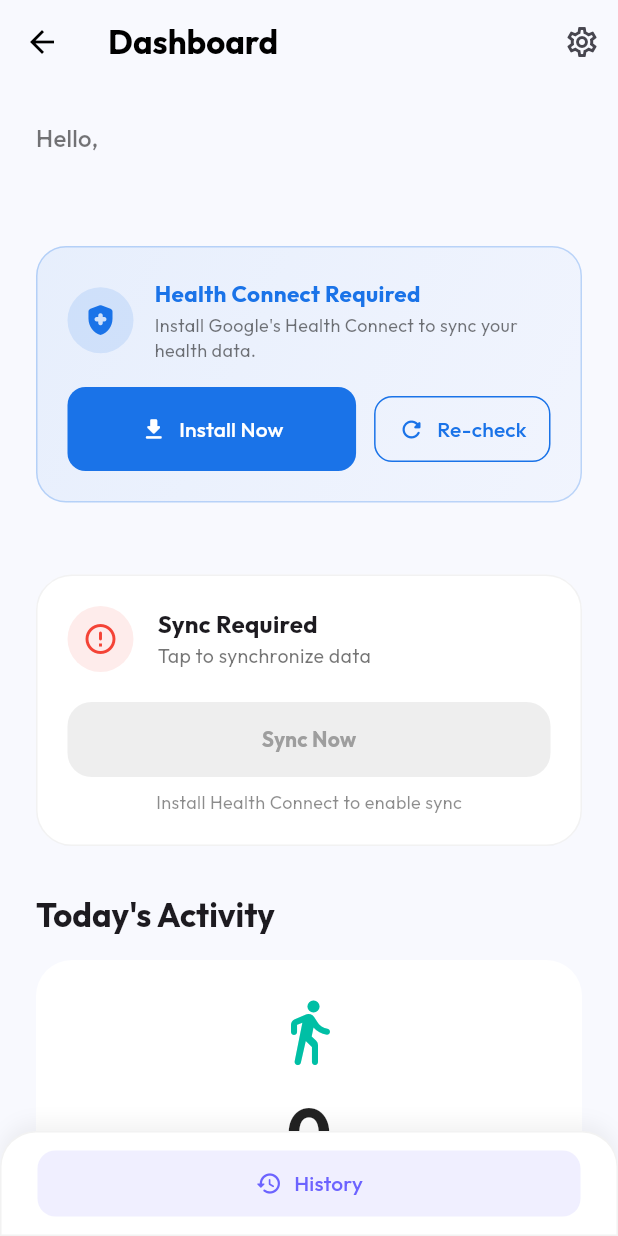
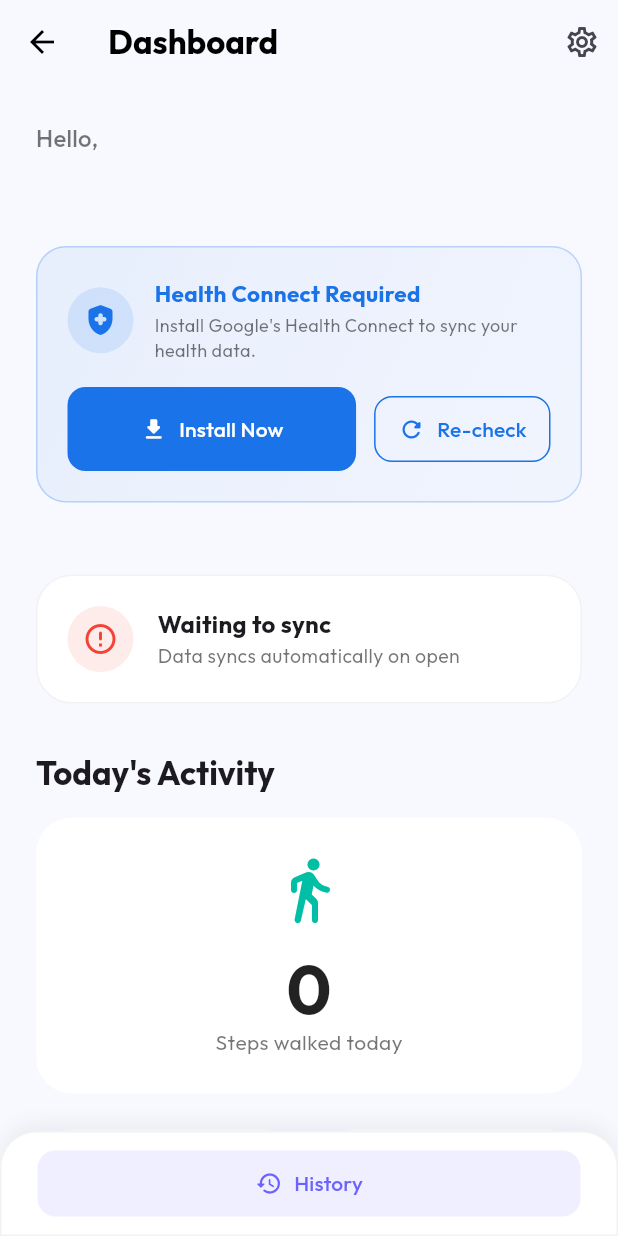
Before and after one commit to SAURABHYAGYIK9140/health_sync_app, a Flutter app: the DashboardView screen opened by its route, on a phone screen of 412 x 824 dp. Run offline on Flutter 3.47's test engine with Material 3 defaults, Android fonts, the phone set to English and light mode, and no system bars; our stand-ins replace dio, flutter_secure_storage, get, get_storage, google_fonts, permission_handler; missing offline and left inert: flutter_background_service, health; accounts and stored records are empty.

Commit message:
fixes ios

```diff
--- a/lib/features/dashboard/views/dashboard_view.dart
+++ b/lib/features/dashboard/views/dashboard_view.dart
@@ -274,13 +274,15 @@ class DashboardView extends GetView<DashboardController> {
                     Obx(() => Text(
                       controller.isSyncing.value
                           ? "Syncing in progress..."
-                          : (controller.lastSync.value != null ? "Sync Success" : "Sync Required"),
+                          : (controller.lastSync.value != null ? "Sync Success" : "Waiting to sync"),
                       style: const TextStyle(fontSize: 16, fontWeight: FontWeight.bold),
                     )),
                     Obx(() => Text(
-                      controller.lastSync.value != null
-                          ? "Last sync: ${DateFormat('hh:mm a').format(controller.lastSync.value!)}"
-                          : "Tap to synchronize data",
+                      controller.isSyncing.value
+                          ? "Auto-syncing your health data..."
+                          : (controller.lastSync.value != null
+                              ? "Last sync: ${DateFormat('hh:mm a').format(controller.lastSync.value!)}"
+                              : "Data syncs automatically on open"),
                       style: TextStyle(color: Colors.black54, fontSize: 13),
                     )),
                   ],
@@ -288,53 +290,19 @@ class DashboardView extends GetView<DashboardController> {
               ),
             ],
           ),
-          const SizedBox(height: 20),
-          Obx(() {
-            final canSync = controller.isHealthConnectInstalled.value &&
-                controller.hasHealthAccess.value &&
-                !controller.isSyncing.value;
-            return Column(
-              children: [
-                ElevatedButton(
-                  onPressed: canSync ? controller.syncNow : null,
-                  style: ElevatedButton.styleFrom(
-                    backgroundColor: AppTheme.primaryColor,
-                    disabledBackgroundColor: Colors.grey.shade200,
-                    minimumSize: const Size(double.infinity, 50),
-                  ),
-                  child: controller.isSyncing.value
-                      ? const SizedBox(
-                          height: 20,
-                          width: 20,
-                          child: CircularProgressIndicator(color: Colors.white, strokeWidth: 2),
-                        )
-                      : Text(
-                          "Sync Now",
-                          style: TextStyle(
-                            fontWeight: FontWeight.bold,
-                            color: canSync ? Colors.white : Colors.grey,
-                          ),
-                        ),
-                ),
-                if (!controller.isHealthConnectInstalled.value)
-                  const Padding(
-                    padding: EdgeInsets.only(top: 8),
-                    child: Text(
-                      "Install Health Connect to enable sync",
-                      style: TextStyle(fontSize: 12, color: Colors.black45),
-                    ),
-                  )
-                else if (!controller.hasHealthAccess.value)
-                  const Padding(
-                    padding: EdgeInsets.only(top: 8),
-                    child: Text(
-                      "Grant health permissions to enable sync",
-                      style: TextStyle(fontSize: 12, color: Colors.black45),
+          // Show a progress bar while syncing
+          Obx(() => controller.isSyncing.value
+              ? Padding(
+                  padding: const EdgeInsets.only(top: 16),
+                  child: ClipRRect(
+                    borderRadius: BorderRadius.circular(8),
+                    child: const LinearProgressIndicator(
+                      minHeight: 4,
+                      backgroundColor: Color(0xFFE0E0E0),
                     ),
                   ),
-              ],
-            );
-          }),
+                )
+              : const SizedBox.shrink()),
         ],
       ),
     );
```
Also changed, not shown: lib/features/dashboard/controllers/dashboard_controller.dart (+48 -5 lines), lib/services/health_service.dart (+139 -60 lines), 4 other files.
